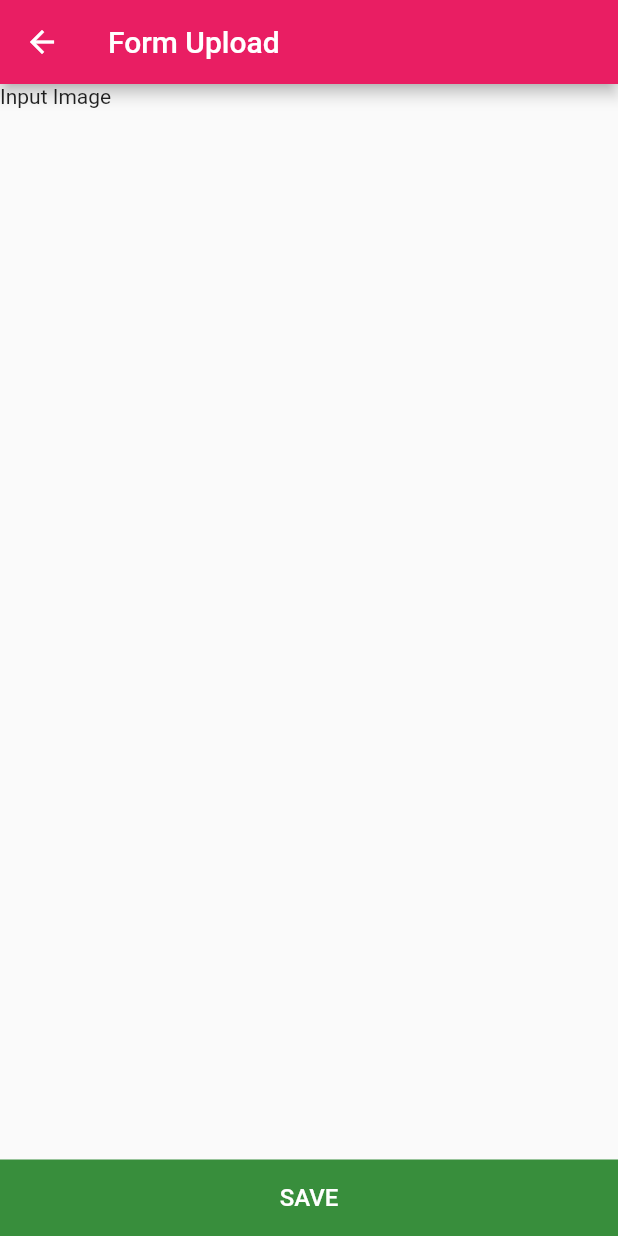
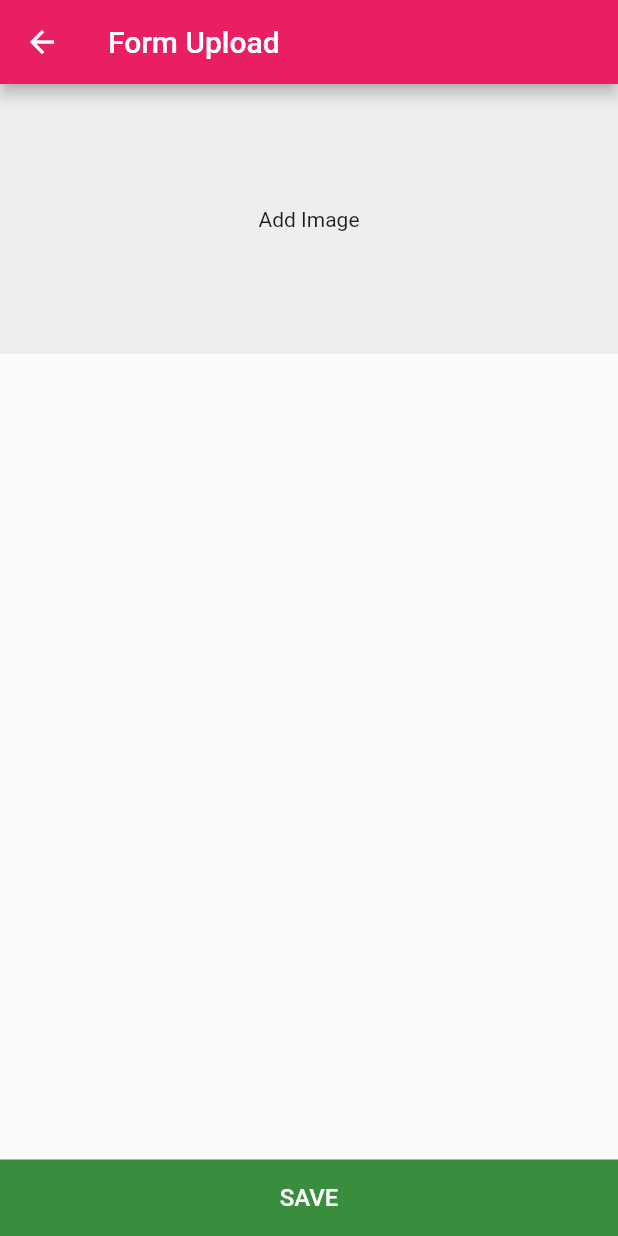
Before and after one commit to yoesuv/Flutter-Basic-Form, a Flutter app: the FormOne screen opened by its route, on a phone screen of 412 x 824 dp. Run offline on Flutter 3.47's test engine with Material 2 defaults, Android fonts, the phone set to English and light mode, and no system bars.

Commit message:
:pencil: image container decoration

```diff
--- a/lib/src/screens/form_one.dart
+++ b/lib/src/screens/form_one.dart
@@ -35,8 +35,13 @@ class FormOneState extends State<FormOne> {
       children: <Widget>[
         Container(
           width: double.infinity,
-          height: 150,
-          child: const Text('Input Image'),
+          height: 180,
+          child: const Center(
+            child: Text('Add Image'),
+          ),
+          decoration: BoxDecoration(
+            color: Colors.grey[200]
+          ),
         )
       ],
     );
```
